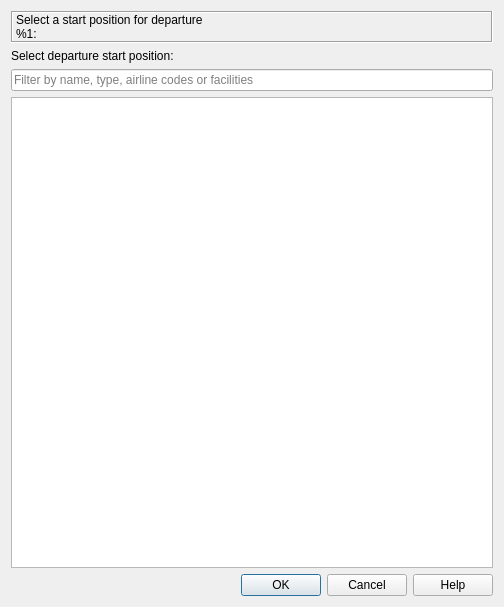
Before: the Qt Designer form src/route/parkingdialog.ui in albar965/littlenavmap, drawn with Qt 5.
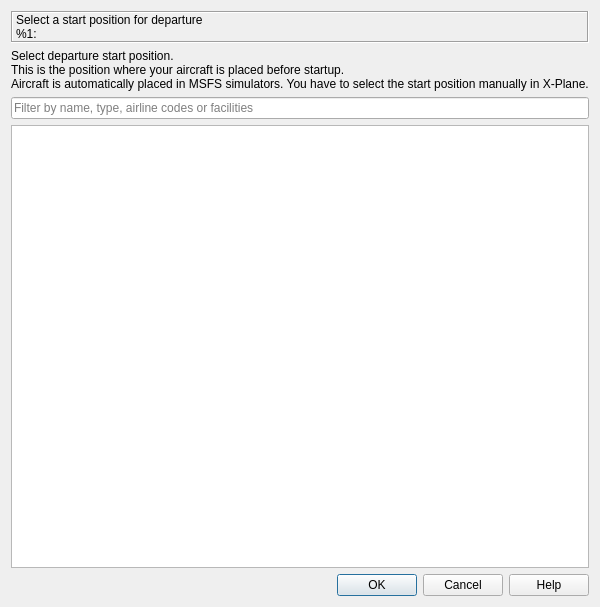
After: the same form once the commit is applied.

```diff
--- a/src/route/parkingdialog.ui
+++ b/src/route/parkingdialog.ui
@@ -39,7 +39,9 @@
    <item>
     <widget class="QLabel" name="labelParkingSelectionHeader">
      <property name="text">
-      <string>Select departure start position:</string>
+      <string>Select departure start position.
+This is the position where your aircraft is placed before startup.
+Aircraft is automatically placed in MSFS simulators. You have to select the start position manually in X-Plane.</string>
      </property>
      <property name="textInteractionFlags">
       <set>Qt::LinksAccessibleByMouse|Qt::TextSelectableByMouse</set>
```
